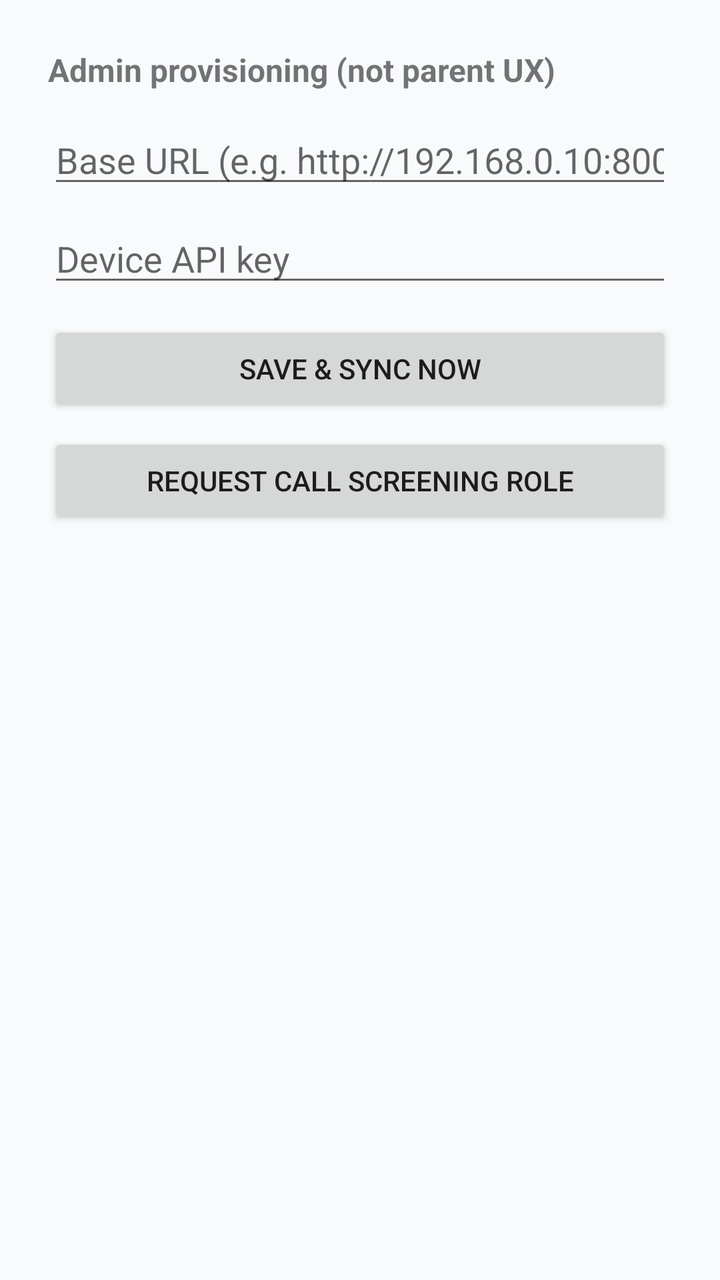
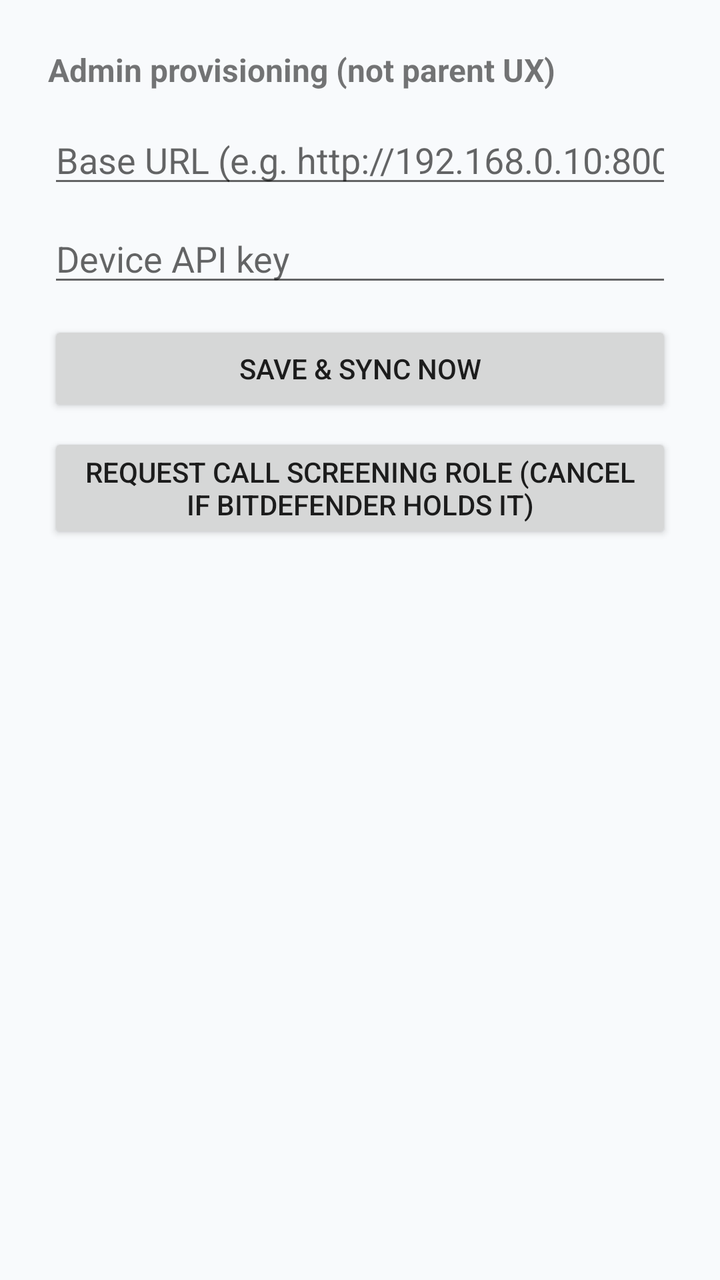

Compare the two renders of this Android layout. The source of the first and the diff that turns it into the second are given below.
<!-- AndroidManifest.xml: activity theme Theme.ElderShield -->
<!-- res/layout/activity_main.xml -->
<?xml version="1.0" encoding="utf-8"?>
<ScrollView xmlns:android="http://schemas.android.com/apk/res/android"
    android:layout_width="match_parent"
    android:layout_height="match_parent"
    android:padding="24dp">

    <LinearLayout
        android:layout_width="match_parent"
        android:layout_height="wrap_content"
        android:orientation="vertical">

        <TextView
            android:layout_width="match_parent"
            android:layout_height="wrap_content"
            android:text="Admin provisioning (not parent UX)"
            android:textStyle="bold"
            android:textSize="16sp" />

        <EditText
            android:id="@+id/baseUrl"
            android:layout_width="match_parent"
            android:layout_height="wrap_content"
            android:layout_marginTop="12dp"
            android:hint="Base URL (e.g. http://192.168.0.10:8000)"
            android:inputType="textUri"
            android:importantForAutofill="no" />

        <EditText
            android:id="@+id/deviceKey"
            android:layout_width="match_parent"
            android:layout_height="wrap_content"
            android:layout_marginTop="8dp"
            android:hint="Device API key"
            android:inputType="textPassword"
            android:importantForAutofill="no" />

        <Button
            android:id="@+id/saveProvision"
            android:layout_width="match_parent"
            android:layout_height="wrap_content"
            android:layout_marginTop="12dp"
            android:text="Save &amp; sync now" />

        <Button
            android:id="@+id/requestCallRole"
            android:layout_width="match_parent"
            android:layout_height="wrap_content"
            android:layout_marginTop="8dp"
            android:text="Request call screening role" />

        <TextView
            android:id="@+id/status"
            android:layout_width="match_parent"
            android:layout_height="wrap_content"
            android:layout_marginTop="16dp"
            android:textSize="14sp" />
    </LinearLayout>
</ScrollView>
<!-- resources referenced by this layout -->
<resources>
  <style name="Theme.ElderShield" parent="Theme.AppCompat.Light.NoActionBar">
          <item name="colorPrimary">#0F766E</item>
          <item name="colorPrimaryDark">#115E59</item>
          <item name="colorAccent">#0D9488</item>
          <item name="android:statusBarColor">#115E59</item>
          <item name="android:navigationBarColor">#F8FAFC</item>
          <item name="android:windowBackground">#F8FAFC</item>
      </style>
</resources>

<!-- the commit's change to res/layout/activity_main.xml (unified diff, before → after) -->
@@ -46,7 +46,7 @@
             android:layout_width="match_parent"
             android:layout_height="wrap_content"
             android:layout_marginTop="8dp"
-            android:text="Request call screening role" />
+            android:text="Request call screening role (cancel if Bitdefender holds it)" />
 
         <TextView
             android:id="@+id/status"
